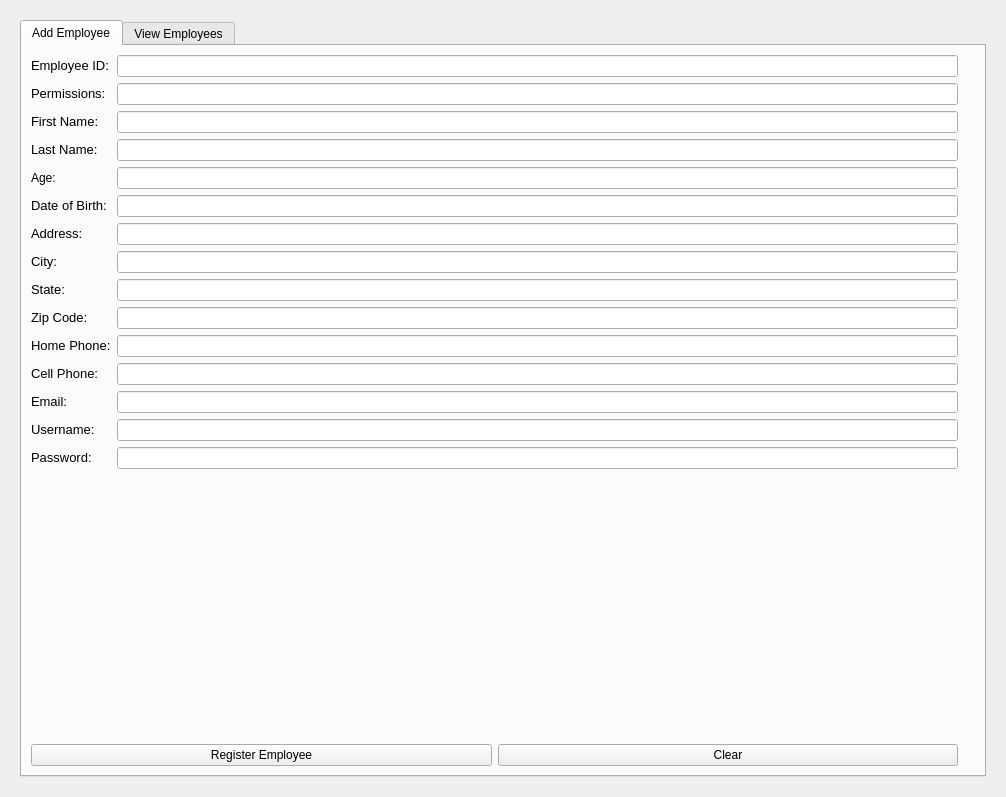
Old version of the form src/qt/forms/employeemanager.ui in the repository SyndicateLabs/SyndicateQT.
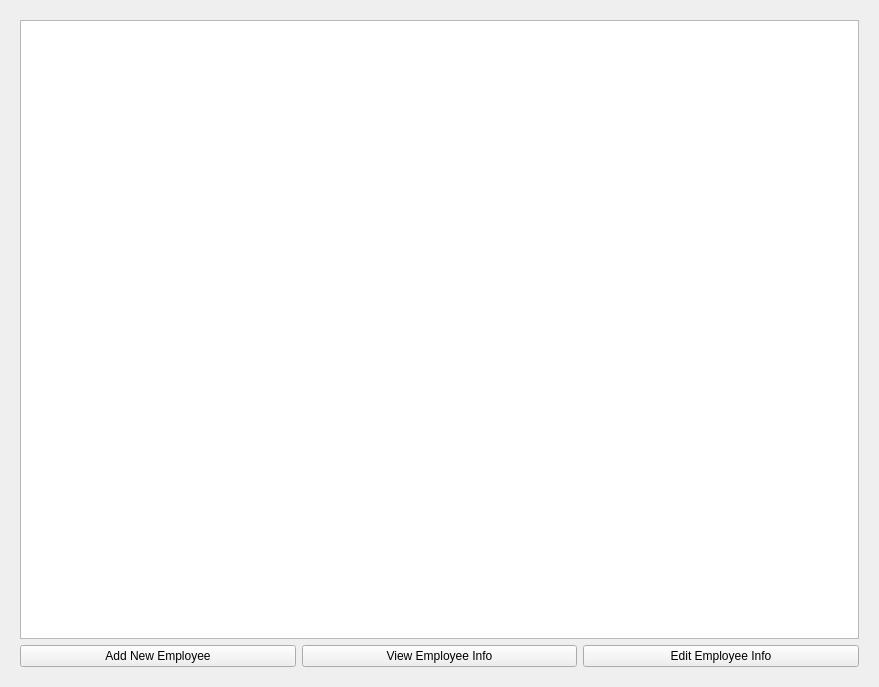
New version of the form. The open tabs and pages were chosen to show the change. Icons and pictures are not drawn.

What changed in the file:
```diff
--- a/src/qt/forms/employeemanager.ui
+++ b/src/qt/forms/employeemanager.ui
@@ -6,14 +6,26 @@
    <rect>
     <x>0</x>
     <y>0</y>
-    <width>1006</width>
-    <height>793</height>
+    <width>879</width>
+    <height>687</height>
    </rect>
   </property>
+  <property name="sizePolicy">
+   <sizepolicy hsizetype="Preferred" vsizetype="Preferred">
+    <horstretch>0</horstretch>
+    <verstretch>0</verstretch>
+   </sizepolicy>
+  </property>
+  <property name="minimumSize">
+   <size>
+    <width>0</width>
+    <height>0</height>
+   </size>
+  </property>
   <property name="windowTitle">
    <string>Dialog</string>
   </property>
-  <layout class="QGridLayout" name="gridLayout_6">
+  <layout class="QGridLayout" name="gridLayout">
    <item row="0" column="0">
     <widget class="QStackedWidget" name="stackedWidget">
      <property name="sizePolicy">
@@ -24,8 +36,8 @@
      </property>
      <property name="minimumSize">
       <size>
-       <width>965</width>
-       <height>775</height>
+       <width>0</width>
+       <height>0</height>
       </size>
      </property>
      <property name="currentIndex">
@@ -40,11 +52,11 @@
       </property>
       <property name="minimumSize">
        <size>
-        <width>965</width>
-        <height>775</height>
+        <width>0</width>
+        <height>0</height>
        </size>
       </property>
-      <layout class="QGridLayout" name="gridLayout_7">
+      <layout class="QGridLayout" name="gridLayout_3">
        <item row="0" column="1">
         <spacer name="verticalSpacer_2">
          <property name="orientation">
@@ -53,12 +65,25 @@
          <property name="sizeHint" stdset="0">
           <size>
            <width>20</width>
-           <height>303</height>
+           <height>252</height>
           </size>
          </property>
         </spacer>
        </item>
-       <item row="1" column="1" rowspan="2">
+       <item row="1" column="0">
+        <spacer name="horizontalSpacer">
+         <property name="orientation">
+          <enum>Qt::Horizontal</enum>
+         </property>
+         <property name="sizeHint" stdset="0">
+          <size>
+           <width>234</width>
+           <height>20</height>
+          </size>
+         </property>
+        </spacer>
+       </item>
+       <item row="1" column="1">
         <layout class="QHBoxLayout" name="horizontalLayout_3">
          <item>
           <widget class="QLabel" name="locklabel">
@@ -92,6 +117,12 @@
              </item>
              <item>
               <widget class="QLineEdit" name="loginusername">
+               <property name="minimumSize">
+                <size>
+                 <width>134</width>
+                 <height>0</height>
+                </size>
+               </property>
                <property name="styleSheet">
                 <string notr="true">background-color: #FFFFFF;</string>
                </property>
@@ -110,6 +141,12 @@
              </item>
              <item>
               <widget class="QLineEdit" name="loginpassword">
+               <property name="minimumSize">
+                <size>
+                 <width>134</width>
+                 <height>0</height>
+                </size>
+               </property>
                <property name="styleSheet">
                 <string notr="true">background-color: #FFFFFF;
 </string>
@@ -142,26 +179,13 @@
          </property>
          <property name="sizeHint" stdset="0">
           <size>
-           <width>292</width>
+           <width>234</width>
            <height>20</height>
           </size>
          </property>
         </spacer>
        </item>
-       <item row="2" column="0">
-        <spacer name="horizontalSpacer">
-         <property name="orientation">
-          <enum>Qt::Horizontal</enum>
-         </property>
-         <property name="sizeHint" stdset="0">
-          <size>
-           <width>292</width>
-           <height>20</height>
-          </size>
-         </property>
-        </spacer>
-       </item>
-       <item row="3" column="1">
+       <item row="2" column="1">
         <spacer name="verticalSpacer">
          <property name="orientation">
           <enum>Qt::Vertical</enum>
@@ -169,7 +193,7 @@
          <property name="sizeHint" stdset="0">
           <size>
            <width>20</width>
-           <height>303</height>
+           <height>251</height>
           </size>
          </property>
         </spacer>
@@ -185,15 +209,15 @@
       </property>
       <property name="minimumSize">
        <size>
-        <width>965</width>
-        <height>775</height>
+        <width>0</width>
+        <height>0</height>
        </size>
       </property>
-      <layout class="QGridLayout" name="gridLayout_4">
-       <item row="0" column="0">
-        <widget class="QTabWidget" name="tabWidget">
+      <layout class="QGridLayout" name="gridLayout_2">
+       <item row="0" column="0" colspan="3">
+        <widget class="QTableView" name="viewemployeetable">
          <property name="sizePolicy">
-          <sizepolicy hsizetype="Expanding" vsizetype="Expanding">
+          <sizepolicy hsizetype="Preferred" vsizetype="Preferred">
            <horstretch>0</horstretch>
            <verstretch>0</verstretch>
           </sizepolicy>
@@ -204,257 +228,30 @@
            <height>0</height>
           </size>
          </property>
-         <property name="currentIndex">
-          <number>0</number>
+         <attribute name="verticalHeaderVisible">
+          <bool>false</bool>
+         </attribute>
+        </widget>
+       </item>
+       <item row="1" column="0">
+        <widget class="QPushButton" name="pushButton">
+         <property name="text">
+          <string>Add New Employee</string>
          </property>
-         <widget class="QWidget" name="tab">
-          <property name="sizePolicy">
-           <sizepolicy hsizetype="Expanding" vsizetype="Expanding">
-            <horstretch>0</horstretch>
-            <verstretch>0</verstretch>
-           </sizepolicy>
-          </property>
-          <property name="minimumSize">
-           <size>
-            <width>0</width>
-            <height>0</height>
-           </size>
-          </property>
-          <attribute name="title">
-           <string>Add Employee</string>
-          </attribute>
-          <layout class="QGridLayout" name="gridLayout">
-           <item row="0" column="0">
-            <layout class="QGridLayout" name="gridLayout_3">
-             <item row="0" column="0">
-              <widget class="QLabel" name="EIN">
-               <property name="text">
-                <string>&lt;html&gt;&lt;head/&gt;&lt;body&gt;&lt;p&gt;&lt;span style=&quot; font-size:10pt;&quot;&gt;Employee ID:&lt;/span&gt;&lt;/p&gt;&lt;/body&gt;&lt;/html&gt;</string>
-               </property>
-              </widget>
-             </item>
-             <item row="0" column="1">
-              <widget class="QLineEdit" name="einlineedit"/>
-             </item>
-             <item row="1" column="0">
-              <widget class="QLabel" name="permissions">
-               <property name="text">
-                <string>&lt;html&gt;&lt;head/&gt;&lt;body&gt;&lt;p&gt;&lt;span style=&quot; font-size:10pt;&quot;&gt;Permissions:&lt;/span&gt;&lt;/p&gt;&lt;/body&gt;&lt;/html&gt;</string>
-               </property>
-              </widget>
-             </item>
-             <item row="1" column="1">
-              <widget class="QLineEdit" name="permissionslineedit"/>
-             </item>
-             <item row="2" column="0">
-              <widget class="QLabel" name="firstname">
-               <property name="text">
-                <string>&lt;html&gt;&lt;head/&gt;&lt;body&gt;&lt;p&gt;&lt;span style=&quot; font-size:10pt;&quot;&gt;First Name:&lt;/span&gt;&lt;/p&gt;&lt;/body&gt;&lt;/html&gt;</string>
-               </property>
-              </widget>
-             </item>
-             <item row="2" column="1">
-              <widget class="QLineEdit" name="firstnameedit"/>
-             </item>
-             <item row="3" column="0">
-              <widget class="QLabel" name="lastname">
-               <property name="text">
-                <string>&lt;html&gt;&lt;head/&gt;&lt;body&gt;&lt;p&gt;&lt;span style=&quot; font-size:10pt;&quot;&gt;Last Name:&lt;/span&gt;&lt;/p&gt;&lt;/body&gt;&lt;/html&gt;</string>
-               </property>
-              </widget>
-             </item>
-             <item row="3" column="1">
-              <widget class="QLineEdit" name="lastnameedit"/>
-             </item>
-             <item row="4" column="0">
-              <widget class="QLabel" name="age">
-               <property name="text">
-                <string>Age:</string>
-               </property>
-              </widget>
-             </item>
-             <item row="4" column="1">
-              <widget class="QLineEdit" name="agelineedit"/>
-             </item>
-             <item row="5" column="0">
-              <widget class="QLabel" name="dob">
-               <property name="text">
-                <string>&lt;html&gt;&lt;head/&gt;&lt;body&gt;&lt;p&gt;&lt;span style=&quot; font-size:10pt;&quot;&gt;Date of Birth: &lt;/span&gt;&lt;/p&gt;&lt;/body&gt;&lt;/html&gt;</string>
-               </property>
-              </widget>
-             </item>
-             <item row="5" column="1">
-              <widget class="QLineEdit" name="doblineedit"/>
-             </item>
-             <item row="6" column="0">
-              <widget class="QLabel" name="address">
-               <property name="text">
-                <string>&lt;html&gt;&lt;head/&gt;&lt;body&gt;&lt;p&gt;&lt;span style=&quot; font-size:10pt;&quot;&gt;Address:&lt;/span&gt;&lt;/p&gt;&lt;/body&gt;&lt;/html&gt;</string>
-               </property>
-              </widget>
-             </item>
-             <item row="6" column="1">
-              <widget class="QLineEdit" name="addresslineedit"/>
-             </item>
-             <item row="7" column="0">
-              <widget class="QLabel" name="city">
-               <property name="text">
-                <string>&lt;html&gt;&lt;head/&gt;&lt;body&gt;&lt;p&gt;&lt;span style=&quot; font-size:10pt;&quot;&gt;City:&lt;/span&gt;&lt;/p&gt;&lt;/body&gt;&lt;/html&gt;</string>
-               </property>
-              </widget>
-             </item>
-             <item row="7" column="1">
-              <widget class="QLineEdit" name="citylineedit"/>
-             </item>
-             <item row="8" column="0">
-              <widget class="QLabel" name="state">
-               <property name="text">
-                <string>&lt;html&gt;&lt;head/&gt;&lt;body&gt;&lt;p&gt;&lt;span style=&quot; font-size:10pt;&quot;&gt;State:&lt;/span&gt;&lt;/p&gt;&lt;/body&gt;&lt;/html&gt;</string>
-               </property>
-              </widget>
-             </item>
-             <item row="8" column="1">
-              <widget class="QLineEdit" name="statelineedit"/>
-             </item>
-             <item row="9" column="0">
-              <widget class="QLabel" name="zipcode">
-               <property name="text">
-                <string>&lt;html&gt;&lt;head/&gt;&lt;body&gt;&lt;p&gt;&lt;span style=&quot; font-size:10pt;&quot;&gt;Zip Code:&lt;/span&gt;&lt;/p&gt;&lt;/body&gt;&lt;/html&gt;</string>
-               </property>
-              </widget>
-             </item>
-             <item row="9" column="1">
-              <widget class="QLineEdit" name="zipcodelineedit"/>
-             </item>
-             <item row="10" column="0">
-              <widget class="QLabel" name="homephone">
-               <property name="text">
-                <string>&lt;html&gt;&lt;head/&gt;&lt;body&gt;&lt;p&gt;&lt;span style=&quot; font-size:10pt;&quot;&gt;Home Phone:&lt;/span&gt;&lt;/p&gt;&lt;/body&gt;&lt;/html&gt;</string>
-               </property>
-              </widget>
-             </item>
-             <item row="10" column="1">
-              <widget class="QLineEdit" name="homelineedit"/>
-             </item>
-             <item row="11" column="0">
-              <widget class="QLabel" name="cellphone">
-               <property name="text">
-                <string>&lt;html&gt;&lt;head/&gt;&lt;body&gt;&lt;p&gt;&lt;span style=&quot; font-size:10pt;&quot;&gt;Cell Phone:&lt;/span&gt;&lt;/p&gt;&lt;/body&gt;&lt;/html&gt;</string>
-               </property>
-              </widget>
-             </item>
-             <item row="11" column="1">
-              <widget class="QLineEdit" name="celllineedit"/>
-             </item>
-             <item row="12" column="0">
-              <widget class="QLabel" name="email">
-               <property name="text">
-                <string>&lt;html&gt;&lt;head/&gt;&lt;body&gt;&lt;p&gt;&lt;span style=&quot; font-size:10pt;&quot;&gt;Email:&lt;/span&gt;&lt;/p&gt;&lt;/body&gt;&lt;/html&gt;</string>
-               </property>
-              </widget>
-             </item>
-             <item row="12" column="1">
-              <widget class="QLineEdit" name="emaillineedit"/>
-             </item>
-             <item row="13" column="0">
-              <widget class="QLabel" name="username">
-               <property name="text">
-                <string>&lt;html&gt;&lt;head/&gt;&lt;body&gt;&lt;p&gt;&lt;span style=&quot; font-size:10pt;&quot;&gt;Username:&lt;/span&gt;&lt;/p&gt;&lt;/body&gt;&lt;/html&gt;</string>
-               </property>
-              </widget>
-             </item>
-             <item row="13" column="1">
-              <widget class="QLineEdit" name="usernamelineedit"/>
-             </item>
-             <item row="14" column="0">
-              <widget class="QLabel" name="password">
-               <property name="text">
-                <string>&lt;html&gt;&lt;head/&gt;&lt;body&gt;&lt;p&gt;&lt;span style=&quot; font-size:10pt;&quot;&gt;Password:&lt;/span&gt;&lt;/p&gt;&lt;/body&gt;&lt;/html&gt;</string>
-               </property>
-              </widget>
-             </item>
-             <item row="14" column="1">
-              <widget class="QLineEdit" name="passwordlineedit">
-               <property name="echoMode">
-                <enum>QLineEdit::Password</enum>
-               </property>
-              </widget>
-             </item>
-            </layout>
-           </item>
-           <item row="1" column="1">
-            <spacer name="verticalSpacer_3">
-             <property name="orientation">
-              <enum>Qt::Vertical</enum>
-             </property>
-             <property name="sizeHint" stdset="0">
-              <size>
-               <width>17</width>
-               <height>267</height>
-              </size>
-             </property>
-            </spacer>
-           </item>
-           <item row="2" column="0">
-            <layout class="QHBoxLayout" name="horizontalLayout_4">
-             <item>
-              <widget class="QPushButton" name="savebutton">
-               <property name="text">
-                <string>Register Employee</string>
-               </property>
-              </widget>
-             </item>
-             <item>
-              <widget class="QPushButton" name="clearinfo">
-               <property name="text">
-                <string>Clear</string>
-               </property>
-              </widget>
-             </item>
-            </layout>
-           </item>
-          </layout>
-         </widget>
-         <widget class="QWidget" name="tab_2">
-          <property name="sizePolicy">
-           <sizepolicy hsizetype="Expanding" vsizetype="Expanding">
-            <horstretch>0</horstretch>
-            <verstretch>0</verstretch>
-           </sizepolicy>
-          </property>
-          <property name="minimumSize">
-           <size>
-            <width>0</width>
-            <height>0</height>
-           </size>
-          </property>
-          <attribute name="title">
-           <string>View Employees</string>
-          </attribute>
-          <layout class="QGridLayout" name="gridLayout_5">
-           <item row="0" column="0">
-            <widget class="QTableView" name="viewemployeetable"/>
-           </item>
-           <item row="1" column="0">
-            <layout class="QGridLayout" name="gridLayout_2">
-             <item row="0" column="0">
-              <widget class="QPushButton" name="viewemployees">
-               <property name="text">
-                <string>View Employee Info</string>
-               </property>
-              </widget>
-             </item>
-             <item row="0" column="1">
-              <widget class="QPushButton" name="editemployees">
-               <property name="text">
-                <string>Edit Employee Info</string>
-               </property>
-              </widget>
-             </item>
-            </layout>
-           </item>
-          </layout>
-         </widget>
+        </widget>
+       </item>
+       <item row="1" column="1">
+        <widget class="QPushButton" name="viewemployees">
+         <property name="text">
+          <string>View Employee Info</string>
+         </property>
+        </widget>
+       </item>
+       <item row="1" column="2">
+        <widget class="QPushButton" name="editemployees">
+         <property name="text">
+          <string>Edit Employee Info</string>
+         </property>
         </widget>
        </item>
       </layout>
```
